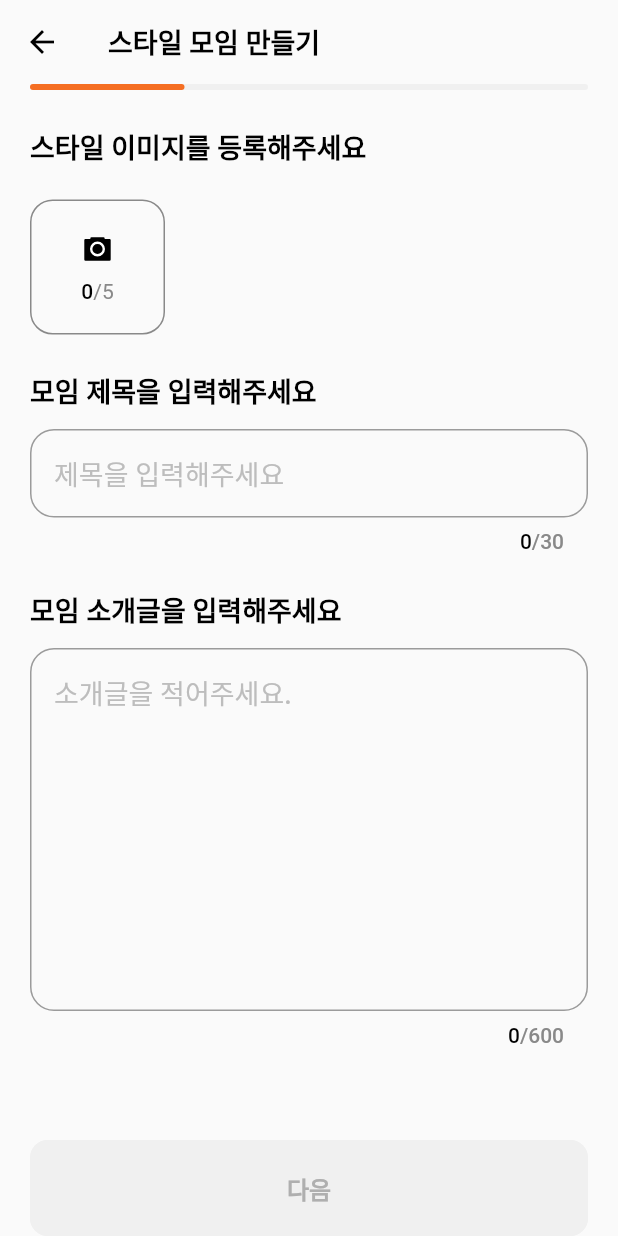
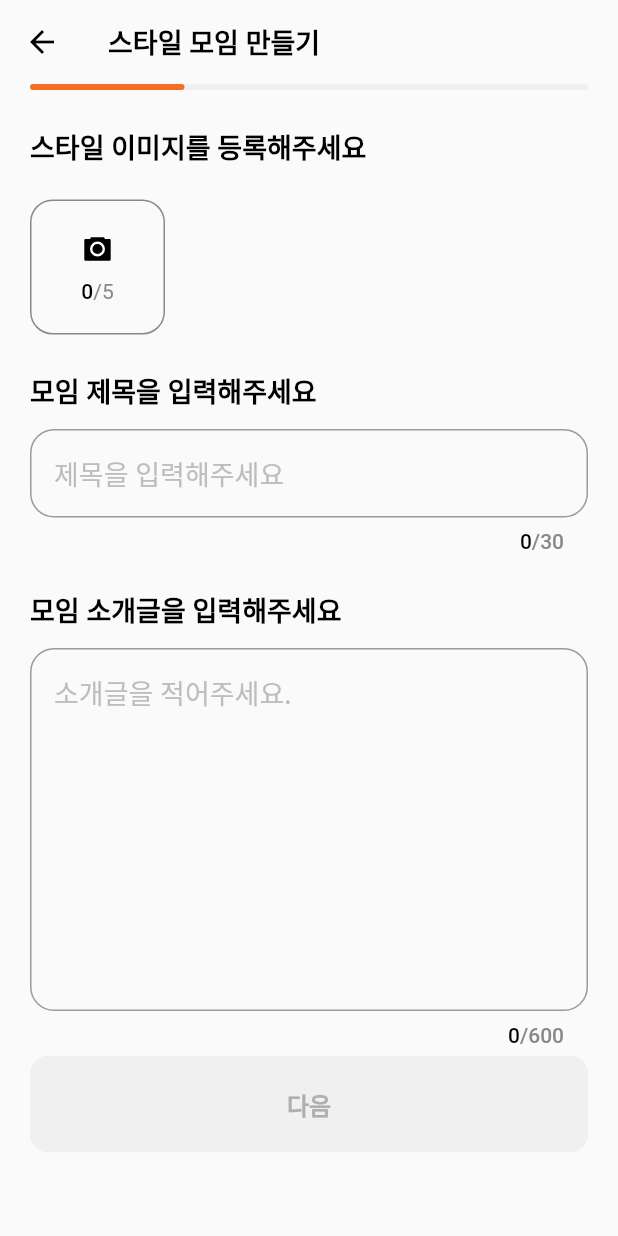
Before and after one commit to EvilStorm/OneDayMate-Flutter, a Flutter app: the MatePostingScreen screen opened by its route, on a phone screen of 412 x 824 dp. Run offline on Flutter 3.47's test engine with Material 2 defaults, Android fonts, the phone set to English and light mode, and no system bars; our stand-ins replace cached_network_image, carousel_slider, expandable, firebase_auth, firebase_core, firebase_messaging and 14 more; missing offline and left inert: flutter_facebook_auth, http_interceptor, kakao_flutter_sdk_user; accounts and stored records are empty; statements that could not run were skipped; project files that could hold a hidden picture were left out.

Commit message:
소소하게 수정

```diff
--- a/lib/network/http_client.dart
+++ b/lib/network/http_client.dart
@@ -9,8 +9,10 @@ import 'app_exception.dart';
 import 'http_log_intercepter.dart';
 
 class HttpClient {
-  final testDomain = "192.168.0.12:2394";
-  final liveDomain = "192.168.0.12:2394";
+  final testDomain =
+      "ec2-3-36-123-30.ap-northeast-2.compute.amazonaws.com:2394";
+  final liveDomain =
+      "ec2-3-36-123-30.ap-northeast-2.compute.amazonaws.com:2394";
   Map<String, String> header = {
     "Content-Type": "application/json",
   };
--- a/lib/screens/detail/screen_detail.dart
+++ b/lib/screens/detail/screen_detail.dart
@@ -140,7 +140,7 @@ class MateDetailScreen extends StatelessWidget {
                     child: Column(
                       children: [
                         SizedBox(
-                          height: 200,
+                          height: 240,
                           child: DetailHeader(
                             images: _detailController.mateModel.value.images,
                             totalCount: _detailController
--- a/lib/screens/mate_post/posting_title_page.dart
+++ b/lib/screens/mate_post/posting_title_page.dart
@@ -14,7 +14,12 @@ class TitlePage extends StatelessWidget {
   @override
   Widget build(BuildContext context) {
     return Obx(
-      () => Column(
+      () => SingleChildScrollView(
+        child: ConstrainedBox(
+          constraints: BoxConstraints(
+              minHeight: MediaQuery.of(context).size.height - 140),
+          child: IntrinsicHeight(
+            child: Column(
               crossAxisAlignment: CrossAxisAlignment.stretch,
               mainAxisAlignment: MainAxisAlignment.start,
               children: [
@@ -61,6 +66,9 @@ class TitlePage extends StatelessWidget {
                     text: _controller.isLastPage() ? '모임 만들기' : '다음'),
               ],
             ),
+          ),
+        ),
+      ),
     );
   }
 }
--- a/lib/screens/mate_post/screen_mate_posting.dart
+++ b/lib/screens/mate_post/screen_mate_posting.dart
@@ -50,6 +50,9 @@ class MatePostingScreen extends StatelessWidget {
                       height: Constants.sapceGap * 6,
                     ),
                     Expanded(child: pageList[_controller.pageIndex.value]),
+                    SizedBox(
+                      height: Constants.sapceGap * 3,
+                    ),
                   ],
                 ),
               ),
```
Lines whose indentation alone changed are shown as unchanged.
